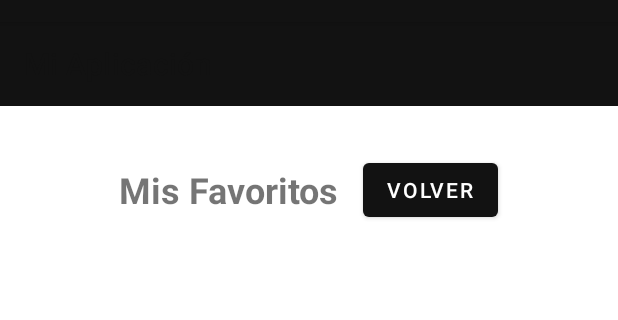
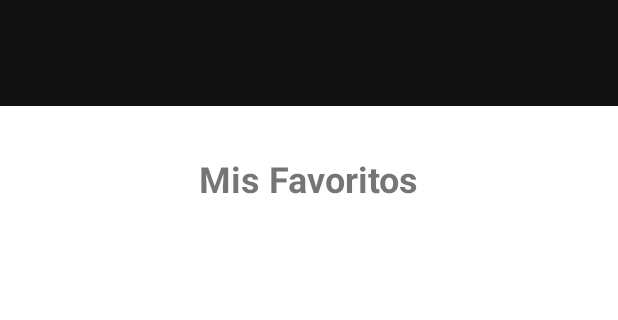
Before and after one commit to bibicg/DI, an Android app: the fragment FavoritosFragment placed in its activity, on a phone screen of 412 x 824 dp, the part 62-382 px from its top. Run offline under Robolectric (Android 15) with nearby library versions, the phone set to English and light mode, and no system bars; our stand-ins replace Firebase (no records; nobody signed in at launch, a user with empty details on screens opened directly), Picasso, data binding.

Commit message:
semana4: último commit.

```diff
--- a/androidFirebase2/app/src/main/java/com/example/android_firebase_2/views/FavoritosFragment.java
+++ b/androidFirebase2/app/src/main/java/com/example/android_firebase_2/views/FavoritosFragment.java
@@ -20,7 +20,7 @@ public class FavoritosFragment extends Fragment {
     private RecyclerView recyclerView;
     private FavoritosAdapter adapter;
     private UserViewModel userViewModel;
-    private Button volver;
+    //private Button volver;
 
     public FavoritosFragment() { }
 
@@ -40,8 +40,8 @@ public class FavoritosFragment extends Fragment {
             recyclerView.setAdapter(adapter);
         });
 
-        volver = view.findViewById(R.id.volverButton);
-        volver.setOnClickListener(v -> requireActivity().onBackPressed());
+        //volver = view.findViewById(R.id.volverButton);
+        //volver.setOnClickListener(v -> requireActivity().onBackPressed());
 
         return view;
     }
--- a/androidFirebase2/app/src/main/res/layout/activity_main.xml
+++ b/androidFirebase2/app/src/main/res/layout/activity_main.xml
@@ -3,7 +3,7 @@
     xmlns:tools="http://schemas.android.com/tools">
 
     <data>
-        <!-- Si usas Data Binding, puedes declarar variables aquí -->
+        <!-- con Data Binding, este es el lugar para declara varibale -->
     </data>
 
     <androidx.drawerlayout.widget.DrawerLayout
@@ -17,7 +17,7 @@
             android:layout_height="match_parent"
             android:orientation="vertical">
 
-            <!-- 🔹 Asegurar que el Toolbar tiene ID -->
+            <!-- Asegurar que el Toolbar tiene ID -->
             <androidx.appcompat.widget.Toolbar
                 android:id="@+id/toolbar"
                 android:layout_width="match_parent"
--- a/androidFirebase2/app/src/main/res/layout/fragment_favoritos.xml
+++ b/androidFirebase2/app/src/main/res/layout/fragment_favoritos.xml
@@ -26,13 +26,7 @@
                 android:textSize="24sp"
                 android:textStyle="bold" />
 
-            <Button
-                android:id="@+id/volverButton"
-                android:layout_width="wrap_content"
-                android:layout_height="wrap_content"
-                android:text="VOLVER"
-                android:layout_marginStart="16dp"
-                android:textColor="@android:color/white"/>
+
         </LinearLayout>
 
 
```
Also changed, not shown: androidFirebase2/app/src/main/java/com/example/android_firebase_2/repositories/DashboardRepository.java (added, +46 -0 lines), androidFirebase2/app/src/main/java/com/example/android_firebase_2/viewmodels/DashboardViewModel.java (added, +32 -0 lines), androidFirebase2/app/src/main/java/com/example/android_firebase_2/views/DashboardFragment.java (+39 -1 lines), androidFirebase2/app/src/main/java/com/example/android_firebase_2/views/ProfileFragment.java (+10 -3 lines), androidFirebase2/app/src/main/res/layout/fragment_detail.xml (+2 -9 lines).
